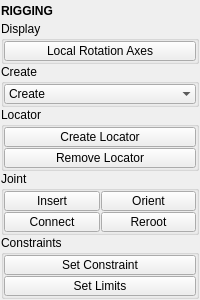
First picture: the form in tentacle/ui/rigging.ui, repository m3trik/tentacle, before the edit.
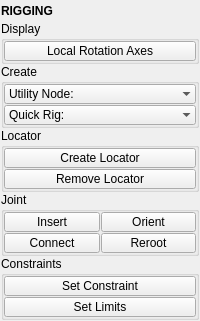
Second picture: the form after the edit. Custom widgets are drawn as their Qt base class.

```diff
--- a/tentacle/ui/rigging.ui
+++ b/tentacle/ui/rigging.ui
@@ -10,7 +10,7 @@
     <x>0</x>
     <y>0</y>
     <width>200</width>
-    <height>293</height>
+    <height>302</height>
    </rect>
   </property>
   <property name="toolTip">
@@ -167,7 +167,34 @@
            </property>
            <item>
             <property name="text">
-             <string>Create</string>
+             <string>Utility Node:</string>
+            </property>
+           </item>
+          </widget>
+         </item>
+         <item>
+          <widget class="ComboBox" name="cmb002">
+           <property name="minimumSize">
+            <size>
+             <width>0</width>
+             <height>20</height>
+            </size>
+           </property>
+           <property name="maximumSize">
+            <size>
+             <width>16777215</width>
+             <height>20</height>
+            </size>
+           </property>
+           <property name="sizeAdjustPolicy">
+            <enum>QComboBox::AdjustToContents</enum>
+           </property>
+           <property name="frame">
+            <bool>false</bool>
+           </property>
+           <item>
+            <property name="text">
+             <string>Quick Rig:</string>
             </property>
            </item>
           </widget>
```
Left out of the diff: 44 changed lines with no effect on the pictures.
